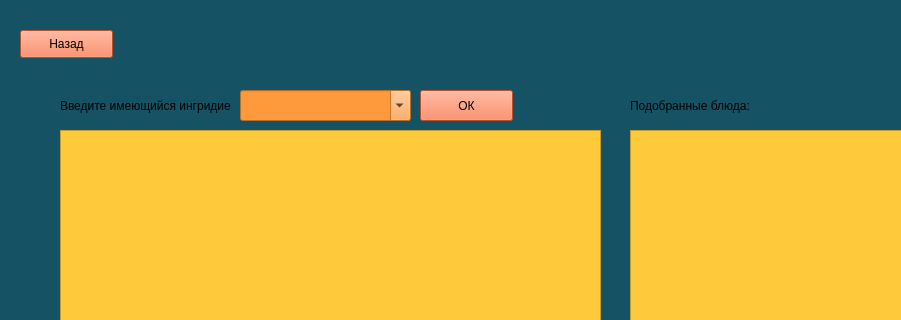
This is pick_up.ui in SuperNauMisha/Meals as Qt 5 draws it before an edit; both pictures show x 0 to 901 and y 0 to 320 of the 1175 by 503 pixel window. The edited form follows.
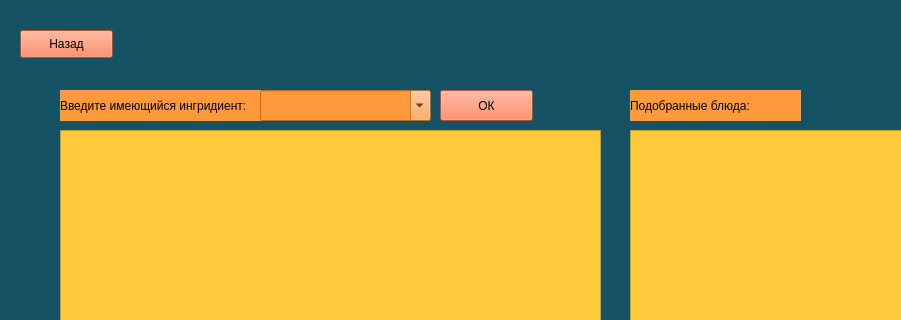
This is the edited form.

```diff
--- a/pick_up.ui
+++ b/pick_up.ui
@@ -28,13 +28,16 @@
      <rect>
       <x>60</x>
       <y>90</y>
-      <width>171</width>
+      <width>201</width>
       <height>31</height>
      </rect>
     </property>
     <property name="mouseTracking">
      <bool>false</bool>
     </property>
+    <property name="styleSheet">
+     <string notr="true">background-color: rgb(255, 154, 60);</string>
+    </property>
     <property name="text">
      <string>Введите имеющийся ингридиент:</string>
     </property>
@@ -42,7 +45,7 @@
    <widget class="QPushButton" name="ok">
     <property name="geometry">
      <rect>
-      <x>420</x>
+      <x>440</x>
       <y>90</y>
       <width>93</width>
       <height>31</height>
@@ -125,7 +128,7 @@
    <widget class="QComboBox" name="comboBox">
     <property name="geometry">
      <rect>
-      <x>240</x>
+      <x>260</x>
       <y>90</y>
       <width>171</width>
       <height>31</height>
@@ -156,6 +159,9 @@
     <property name="mouseTracking">
      <bool>false</bool>
     </property>
+    <property name="styleSheet">
+     <string notr="true">background-color: rgb(255, 154, 60);</string>
+    </property>
     <property name="text">
      <string>Подобранные блюда:</string>
     </property>
```
Left out of the diff: 2 changed lines with no effect on the pictures.
